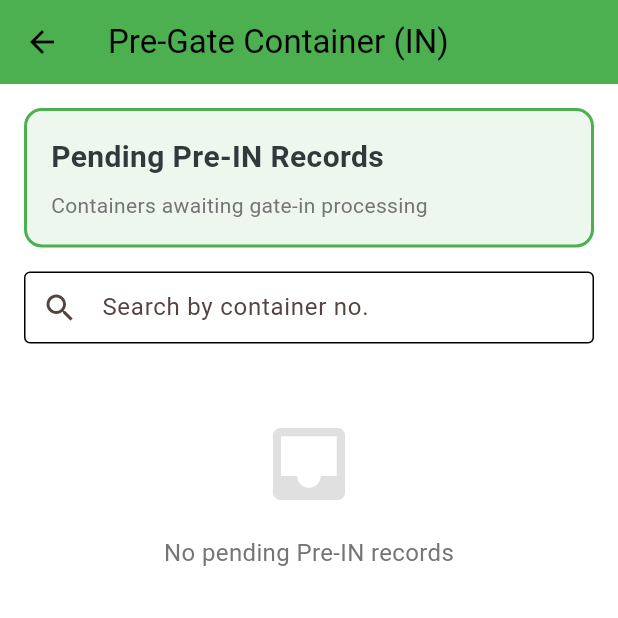
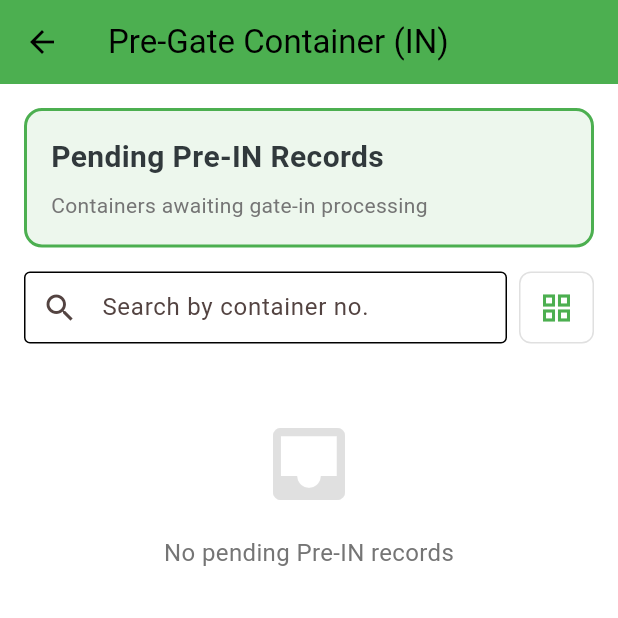
Before and after one commit to sh3ki/TBS-mobile, a Flutter app: the PreInScreen screen opened directly, on a phone screen of 412 x 824 dp, the top half of it. Run offline on Flutter 3.47's test engine with Material 3 defaults, Android fonts, the phone set to English and light mode, and no system bars; our stand-ins replace camera, dio, flutter_secure_storage, image_picker, shared_preferences; accounts and stored records are empty.

Commit message:
Update lib/screens/pre_in_screen.dart

```diff
--- a/lib/screens/pre_in_screen.dart
+++ b/lib/screens/pre_in_screen.dart
@@ -17,6 +17,7 @@ class PreInScreen extends StatefulWidget {
 
 class _PreInScreenState extends State<PreInScreen> {
   bool _initialized = false;
+  bool _isListView = false;
   late TextEditingController _searchController;
   String _searchQuery = '';
   Timer? _debounceTimer;
@@ -127,8 +128,11 @@ class _PreInScreenState extends State<PreInScreen> {
               ),
             ),
             const SizedBox(height: 16),
-            // Search field
-            TextField(
+            // Search field with view toggle
+            Row(
+              children: [
+                Expanded(
+                  child: TextField(
                     controller: _searchController,
                     decoration: InputDecoration(
                       hintText: 'Search by container no.',
@@ -138,6 +142,23 @@ class _PreInScreenState extends State<PreInScreen> {
                       ),
                       contentPadding: const EdgeInsets.symmetric(horizontal: 16, vertical: 12),
                     ),
+                  ),
+                ),
+                const SizedBox(width: 8),
+                Container(
+                  height: 48,
+                  decoration: BoxDecoration(
+                    borderRadius: BorderRadius.circular(8),
+                    border: Border.all(color: Colors.grey[300]!),
+                  ),
+                  child: IconButton(
+                    onPressed: () => setState(() => _isListView = !_isListView),
+                    color: const Color(0xFF4CAF50),
+                    icon: Icon(_isListView ? Icons.list : Icons.grid_view),
+                    tooltip: _isListView ? 'List view' : 'Card view',
+                  ),
+                ),
+              ],
             ),
             const SizedBox(height: 16),
             if (gate.isLoading)
@@ -236,7 +257,8 @@ class _PreInScreenState extends State<PreInScreen> {
                 ],
               ),
             ),
-            // Body
+            // Body and Footer (hidden when list view is active)
+            if (!_isListView) ...[
               Padding(
                 padding: const EdgeInsets.all(12),
                 child: Column(
@@ -348,6 +370,7 @@ class _PreInScreenState extends State<PreInScreen> {
                 ),
               ),
             ],
+          ],
         ),
       ),
     );
```
Lines whose indentation alone changed are shown as unchanged.
